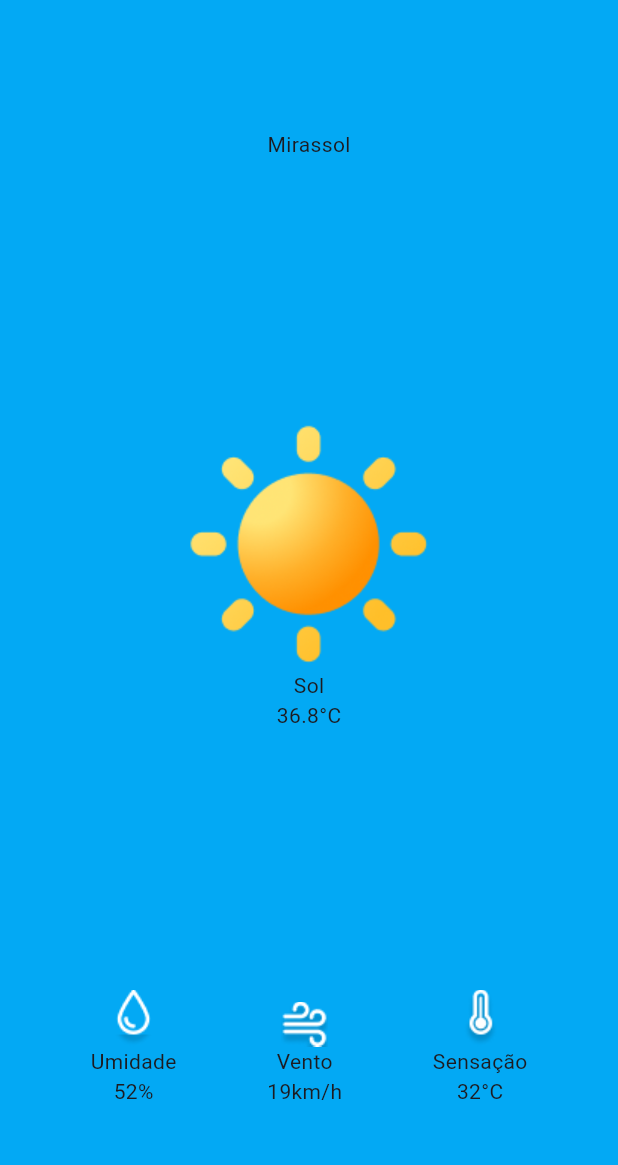
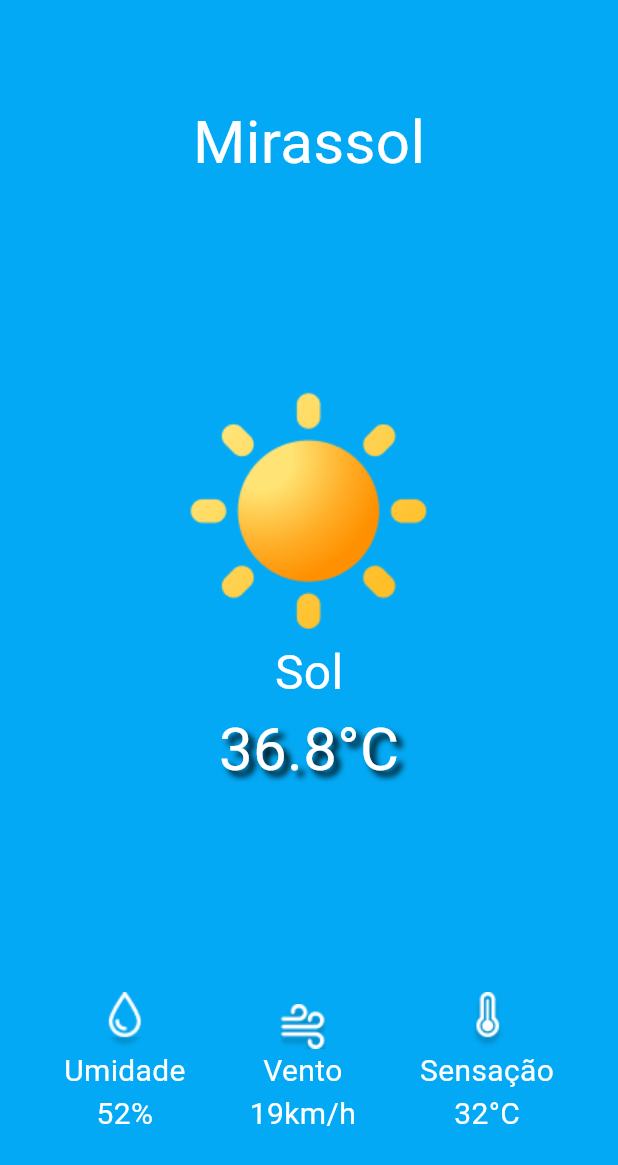
Before and after one commit to professordezani/clima_app, a Flutter app: the screen it shows after launch, on a phone screen of 412 x 824 dp. Shown: the top 1165 px of the screen. Run offline on Flutter 3.47's test engine with Material 3 defaults, Android fonts, the phone set to English and light mode, and no system bars.

Commit message:
Aplica estilos

```diff
--- a/lib/main.dart
+++ b/lib/main.dart
@@ -1,5 +1,6 @@
 import 'package:flutter/material.dart';
 import 'item.dart';
+import 'style.dart';
 
 void main() {
   runApp(MyApp());
@@ -9,17 +10,25 @@ class MyApp extends StatelessWidget {
 
   Widget build(BuildContext context) {
     return MaterialApp(
+      theme: ThemeData(
+        textTheme: TextTheme(
+          bodyMedium: TextStyle(
+            color: Colors.white,
+            fontSize: 20,
+          ),
+        )
+      ),
       home: Scaffold(
         backgroundColor: Colors.lightBlue,
         body: Column(
           mainAxisAlignment: MainAxisAlignment.spaceAround,
           children: [
-            Text("Mirassol"),
+            Text("Mirassol", style: cityText,),
             Column(
               children: [
                 Image.asset('images/sol.png'),
-                Text("Sol"),
-                Text("36.8°C"),
+                Text("Sol", style: statusText),
+                Text("36.8°C", style: temperatureText),
               ],
             ),
             Row(
--- /dev/null
+++ b/lib/style.dart
@@ -0,0 +1,20 @@
+import 'package:flutter/material.dart';
+
+const cityText = TextStyle(
+  fontSize: 40,
+);
+
+const statusText = TextStyle(
+  fontSize: 32,
+);
+
+const temperatureText = TextStyle(
+  fontSize: 40,
+  shadows: [
+    Shadow(
+      color: Colors.black,
+      offset: Offset(4, 4),
+      blurRadius: 5
+    )
+  ]
+);
```
